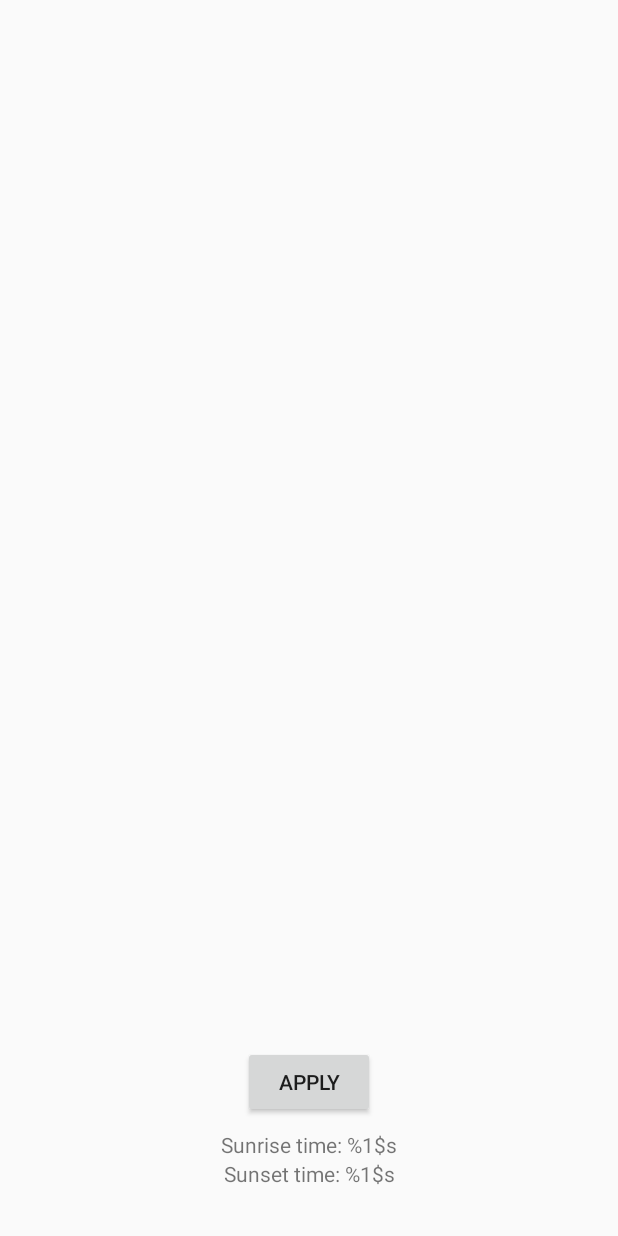
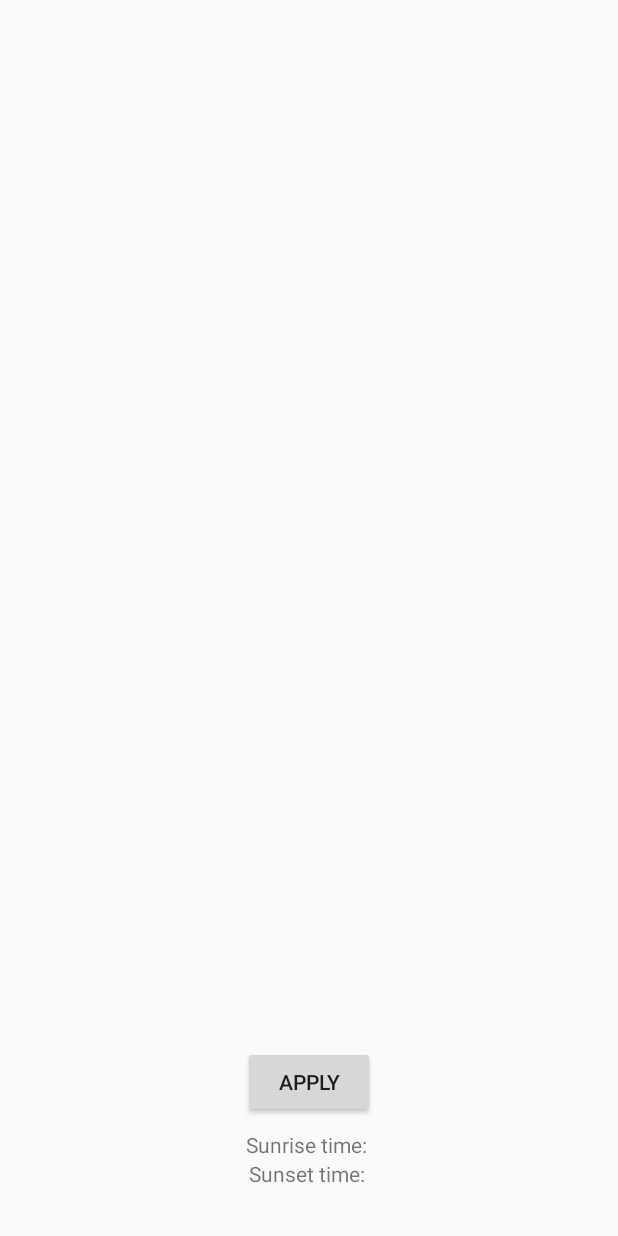
Before and after one commit to kemirea/helios, an Android app: the screen it shows after launch (MainActivity), on a phone screen of 412 x 824 dp. Run offline under Robolectric (Android 15) with nearby library versions, the phone set to English and light mode, and no system bars; our stand-ins replace Room's generated code.

```diff
--- a/app/src/main/java/com/kemikalreaktion/helios/MainActivity.kt
+++ b/app/src/main/java/com/kemikalreaktion/helios/MainActivity.kt
@@ -67,11 +67,13 @@ class MainActivity : AppCompatActivity() {
     override fun onResume() {
         super.onResume()
 
-        val df = SimpleDateFormat("HH:mm:ss z")
+        val df = SimpleDateFormat("HH:mm:ss z", Locale.US)
+        val sunrise = paperViewModel.sunCalculator?.getSunrise()?.time
+        val sunset = paperViewModel.sunCalculator?.getSunrise()?.time
         findViewById<TextView>(R.id.text_sunrise_time).text =
-            getString(R.string.label_sunrise_time, df.format(paperViewModel.sunCalculator?.getSunrise()?.time))
+            getString(R.string.label_sunrise_time, if (sunrise != null) df.format(sunrise) else "")
         findViewById<TextView>(R.id.text_sunset_time).text =
-            getString(R.string.label_sunset_time, df.format(paperViewModel.sunCalculator?.getSunset()?.time))
+            getString(R.string.label_sunset_time, if (sunset != null) df.format(sunset) else "")
     }
 
     override fun onRequestPermissionsResult(requestCode: Int, permissions: Array<out String>, grantResults: IntArray) {
```
